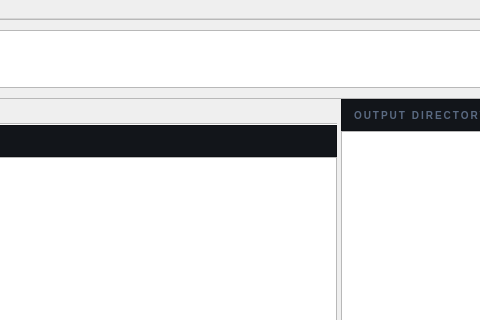
First picture: the form in frontend/architectai.ui, repository TiffShi/auto-prototype, before the edit; both pictures show x 525 to 1005 and y 0 to 320 of the 1216 by 831 pixel window.
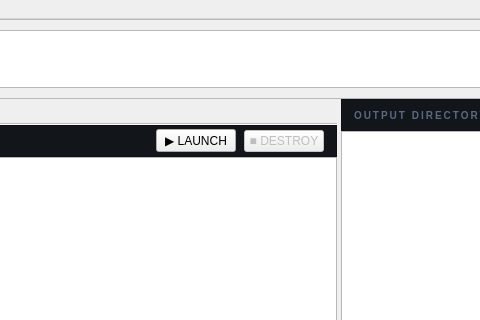
Second picture: the form after the edit. Icons and pictures are not drawn.

Commit message: added launch/destory prototype function

```diff
--- a/frontend/architectai.ui
+++ b/frontend/architectai.ui
@@ -784,6 +784,32 @@
                  </property>
                 </spacer>
                </item>
+               <item>
+                <widget class="QPushButton" name="launchButton">
+                 <property name="enabled">
+                  <bool>true</bool>
+                 </property>
+                 <property name="cursor">
+                  <cursorShape>PointingHandCursor</cursorShape>
+                 </property>
+                 <property name="styleSheet">
+                  <string notr="true"/>
+                 </property>
+                 <property name="text">
+                  <string>▶ LAUNCH</string>
+                 </property>
+                </widget>
+               </item>
+               <item>
+                <widget class="QPushButton" name="stopPrototypeButton">
+                 <property name="enabled">
+                  <bool>false</bool>
+                 </property>
+                 <property name="text">
+                  <string>■ DESTROY</string>
+                 </property>
+                </widget>
+               </item>
               </layout>
              </widget>
             </item>
```
Left out of the diff: 56 changed lines with no effect on the pictures. The commit also changes 131 other files.
